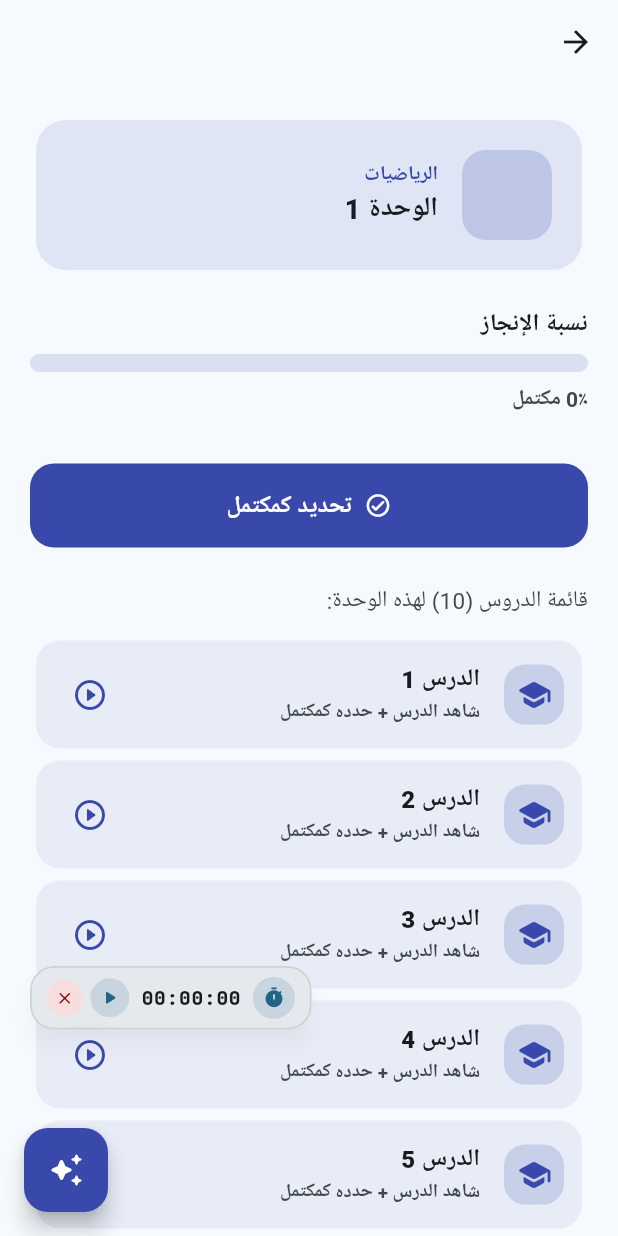
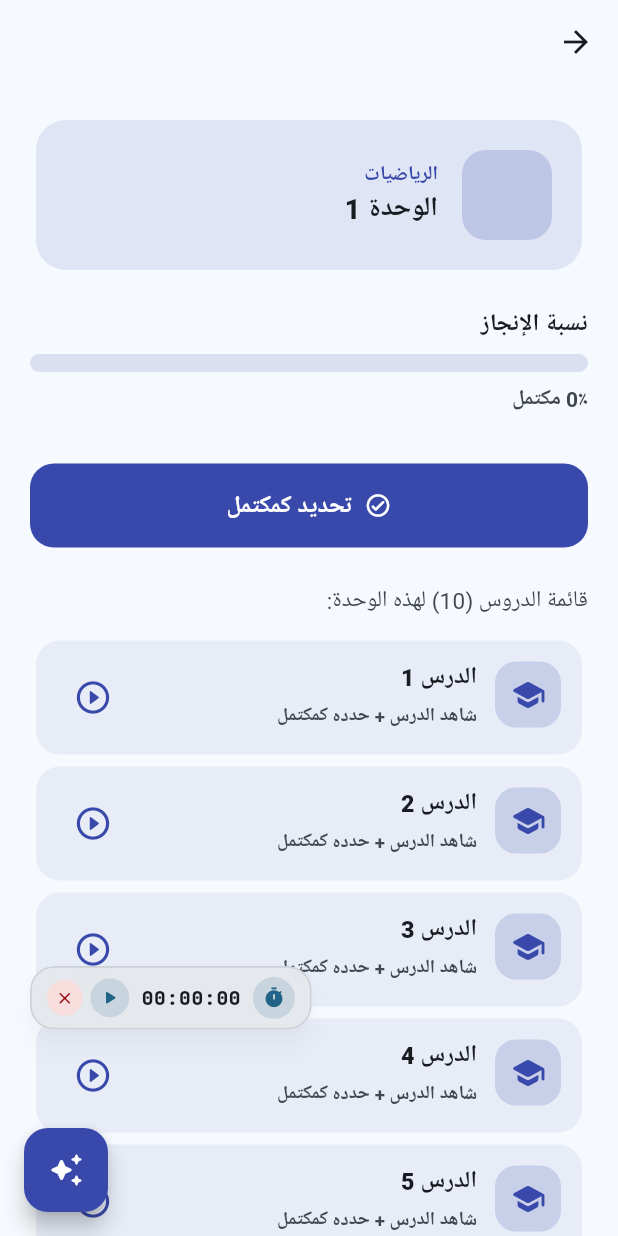
Before and after one commit to saaaqqw/smartschool, a Flutter app: the UnitDetailScreen screen opened directly with sample values from the repository, on a phone screen of 412 x 824 dp. Run offline on Flutter 3.47's test engine with Material 3 defaults, Android fonts, the phone set to English and light mode, and no system bars; our stand-ins replace app_links, cached_network_image, cloud_firestore, firebase_auth, firebase_core, firebase_storage and 5 more; accounts and stored records are empty; network calls fail; Roboto replaces fonts that are missing (Tajawal).

Commit message:
feat: implement dual-layer admin verification for developer dashboard & fix vertical overflow in unit and lesson screens

```diff
--- a/lib/main.dart
+++ b/lib/main.dart
@@ -34,6 +34,7 @@ Future<void> main() async {
 
   await loadUserProfile();
   await loadLocale();
+  await loadTheme();
 
   // ── تهيئة Firebase عند وجود مستخدم مسجّل ────────────────────
   final uid = userProfileNotifier.value.uid;
--- a/lib/screens/subjects/unit_detail_screen.dart
+++ b/lib/screens/subjects/unit_detail_screen.dart
@@ -108,11 +108,28 @@ class _UnitDetailScreenState extends State<UnitDetailScreen> {
       shape: RoundedRectangleBorder(
         borderRadius: BorderRadius.circular(16),
       ),
-      child: ListTile(
-        contentPadding: const EdgeInsets.symmetric(horizontal: 12),
-        leading: Container(
-          width: 40,
-          height: 40,
+      child: InkWell(
+        borderRadius: BorderRadius.circular(16),
+        onTap: () {
+          Navigator.of(context).push(
+            LessonDetailScreen.route(
+              subject: widget.subject,
+              unit: widget.unit,
+              lessonNumber: lessonNumber,
+              videoId: videoId,
+              subjectDocId: subjectDocId,
+              unitIndex: unitIndex,
+            ),
+          );
+        },
+        child: Padding(
+          padding: const EdgeInsets.all(14),
+          child: Row(
+            crossAxisAlignment: CrossAxisAlignment.start,
+            children: [
+              Container(
+                width: 44,
+                height: 44,
                 decoration: BoxDecoration(
                   color: widget.subject.color.withValues(alpha: 0.18),
                   borderRadius: BorderRadius.circular(14),
@@ -122,15 +139,25 @@ class _UnitDetailScreenState extends State<UnitDetailScreen> {
                   color: widget.subject.color,
                 ),
               ),
-        title: Text(
+              const SizedBox(width: 12),
+              Expanded(
+                child: Column(
+                  crossAxisAlignment: CrossAxisAlignment.start,
+                  children: [
+                    Text(
                       lessonTitle,
                       style: GoogleFonts.tajawal(
-            fontSize: 16,
+                        fontSize: 15.5,
                         fontWeight: FontWeight.w800,
                         color: scheme.onSurface,
+                        height: 1.3,
                       ),
                     ),
-        subtitle: Row(
+                    const SizedBox(height: 6),
+                    Wrap(
+                      spacing: 8,
+                      runSpacing: 4,
+                      crossAxisAlignment: WrapCrossAlignment.center,
                       children: [
                         Text(
                           'شاهد الدرس + حدده كمكتمل',
@@ -140,10 +167,10 @@ class _UnitDetailScreenState extends State<UnitDetailScreen> {
                             color: scheme.onSurfaceVariant,
                           ),
                         ),
-            if (lessonGrade > 0) ...[
-              const Spacer(),
+                        if (lessonGrade > 0)
                           Container(
-                padding: const EdgeInsets.symmetric(horizontal: 8, vertical: 2),
+                            padding: const EdgeInsets.symmetric(
+                                horizontal: 8, vertical: 2),
                             decoration: BoxDecoration(
                               color: widget.subject.color.withValues(alpha: 0.15),
                               borderRadius: BorderRadius.circular(8),
@@ -158,15 +185,17 @@ class _UnitDetailScreenState extends State<UnitDetailScreen> {
                             ),
                           ),
                       ],
+                    ),
                   ],
                 ),
-        trailing: Column(
-          mainAxisSize: MainAxisSize.min,
-          children: [
+              ),
+              const SizedBox(width: 8),
               IconButton(
                 tooltip: 'فتح صفحة الدرس',
-              icon: const Icon(Icons.play_circle_outline_rounded),
+                icon: const Icon(Icons.play_circle_outline_rounded, size: 26),
                 color: widget.subject.color,
+                constraints: const BoxConstraints(),
+                padding: const EdgeInsets.all(6),
                 onPressed: _isUpdating
                     ? null
                     : () {
@@ -184,18 +213,7 @@ class _UnitDetailScreenState extends State<UnitDetailScreen> {
               ),
             ],
           ),
-        onTap: () {
-          Navigator.of(context).push(
-            LessonDetailScreen.route(
-              subject: widget.subject,
-              unit: widget.unit,
-              lessonNumber: lessonNumber,
-              videoId: videoId,
-              subjectDocId: subjectDocId,
-              unitIndex: unitIndex,
         ),
-          );
-        },
       ),
     );
   }
```
Also changed, not shown: lib/core/config/developer_auth_service.dart (+19 -0 lines), lib/core/theme/theme_notifier.dart (+23 -0 lines), lib/screens/settings/developer_dashboard_screen.dart (+79 -55 lines), lib/screens/settings/settings_screen.dart (+22 -9 lines), lib/screens/subjects/lesson_detail_screen.dart (+8 -6 lines). Lines whose indentation alone changed are shown as unchanged.
